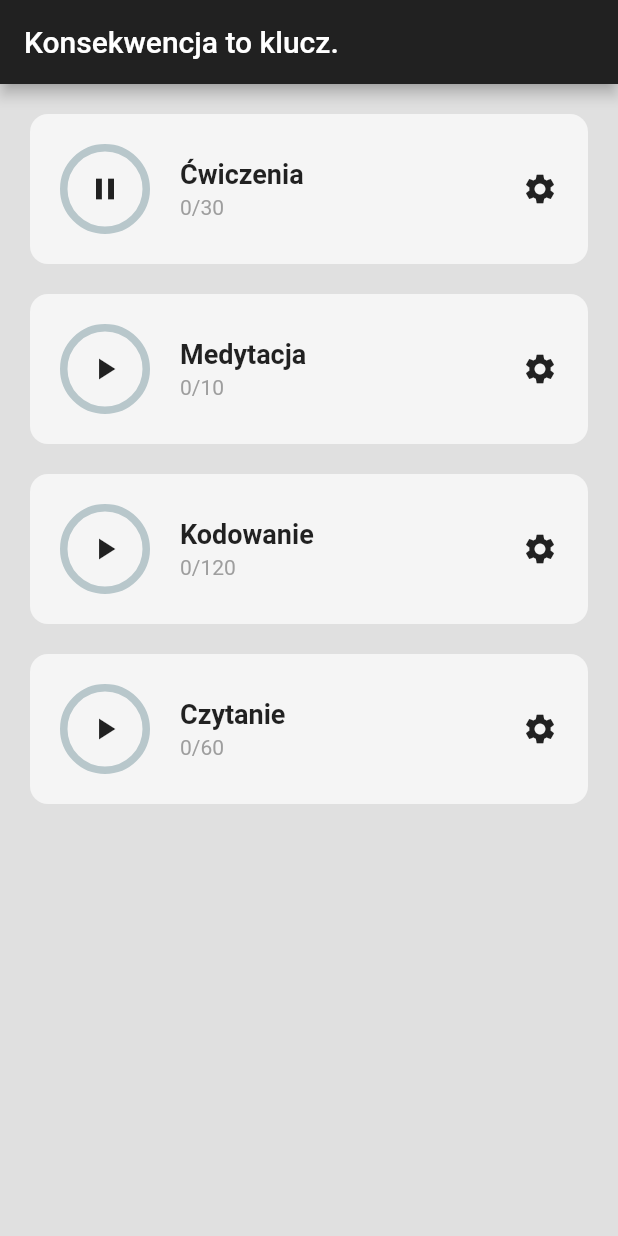
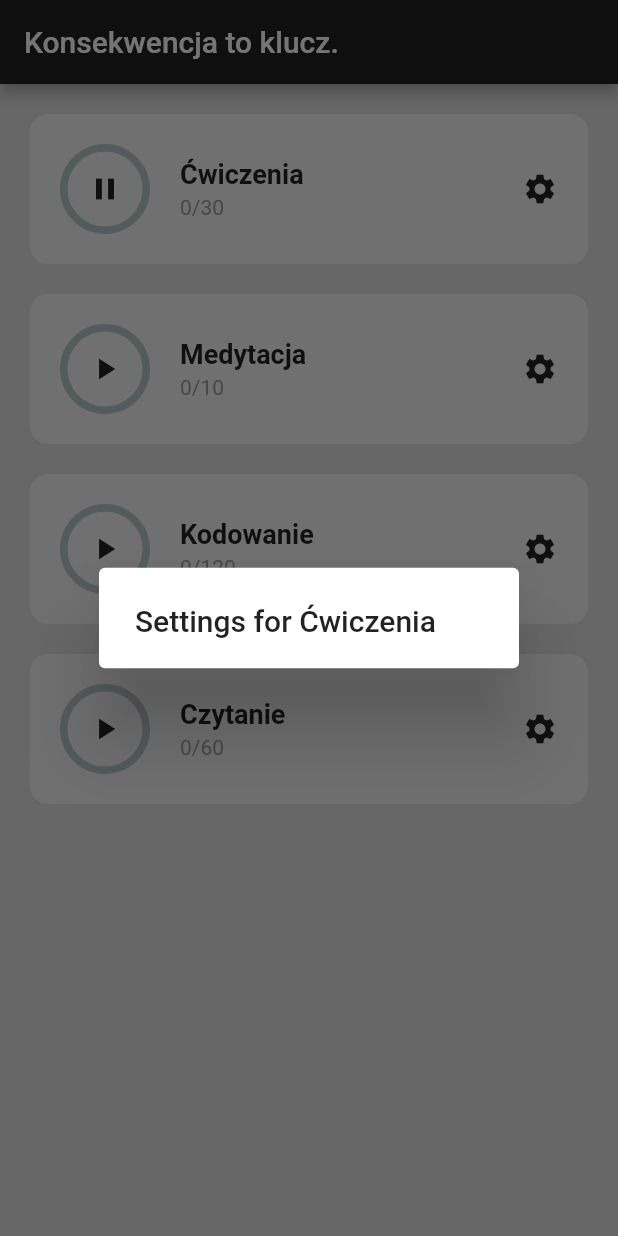
Before and after one commit to patrickkoszewski/habit_tracker_app, a Flutter app: the screen it shows after launch, after a tap on the "play arrow" icon, after a tap on the "settings" icon, on a phone screen of 412 x 824 dp. Run offline on Flutter 3.47's test engine with Material 2 defaults, Android fonts, the phone set to English and light mode, and no system bars; drawn by our look-alikes of percent_indicator.

Commit message:
Implement settingsOpened functionality

```diff
--- a/lib/home_page.dart
+++ b/lib/home_page.dart
@@ -25,7 +25,16 @@ class _HomePageState extends State<HomePage> {
     });
   }
 
-  void settingsOpened(int index) {}
+  void settingsOpened(int index) {
+    showDialog(
+      context: context,
+      builder: (context) {
+        return AlertDialog(
+          title: Text('Settings for ' + habitList[index][0]),
+        );
+      },
+    );
+  }
 
   @override
   Widget build(BuildContext context) {
```
